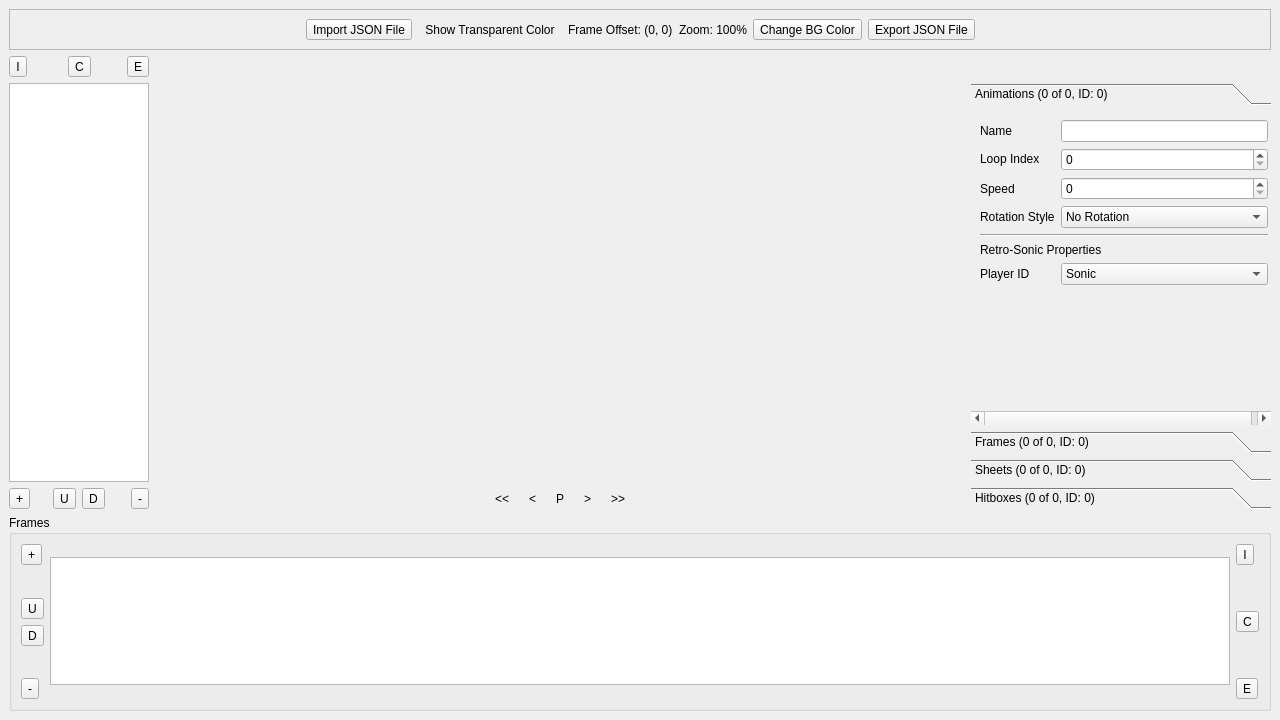
The window that RetroEDv2/tools/animationeditor.ui (RSDKModding/RetroED) describes before a commit, drawn with Qt 5.
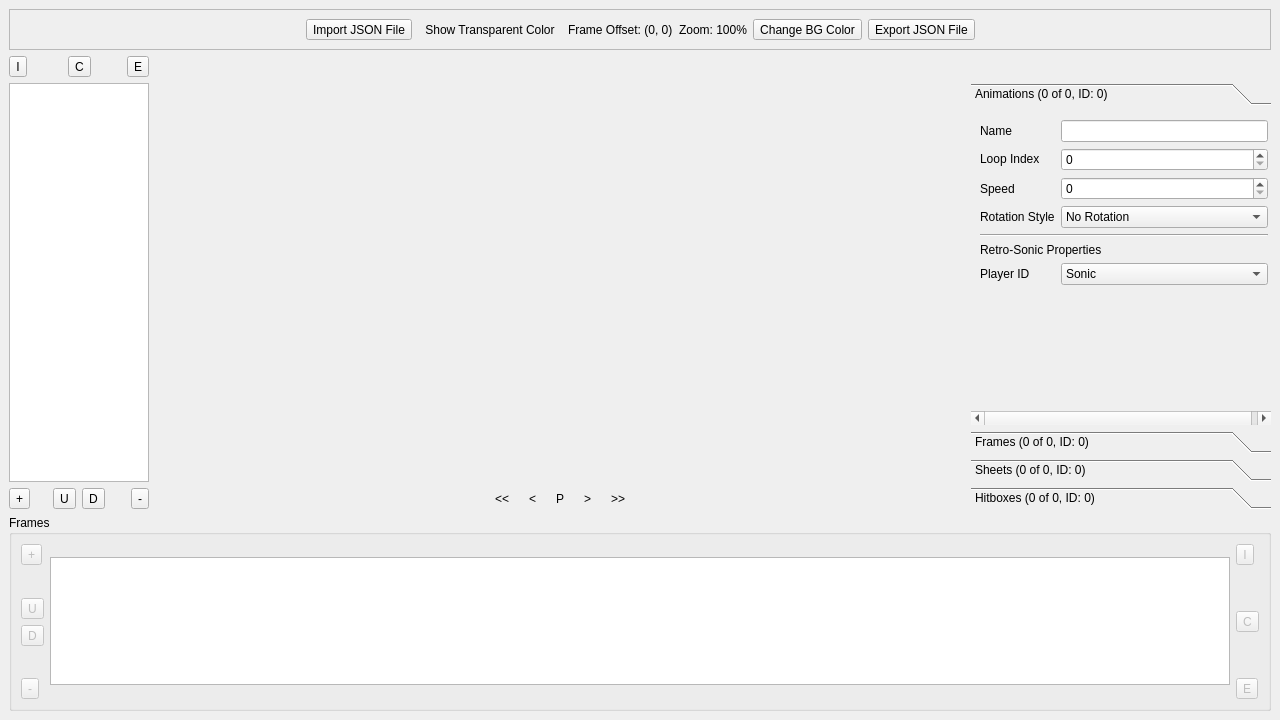
The same window after the commit. Icons and pictures are not drawn.

Commit message: safer buttons :)

Diff of the .ui file:
```diff
--- a/RetroEDv2/tools/animationeditor.ui
+++ b/RetroEDv2/tools/animationeditor.ui
@@ -485,6 +485,9 @@
        <layout class="QVBoxLayout" name="verticalLayout">
         <item alignment="Qt::AlignTop">
          <widget class="QToolButton" name="addFrame">
+          <property name="enabled">
+           <bool>false</bool>
+          </property>
           <property name="toolTip">
            <string>Add Frame</string>
           </property>
@@ -508,6 +511,9 @@
         </item>
         <item>
          <widget class="QToolButton" name="upFrame">
+          <property name="enabled">
+           <bool>false</bool>
+          </property>
           <property name="toolTip">
            <string>Move Frame Left</string>
           </property>
@@ -528,6 +534,9 @@
         </item>
         <item>
          <widget class="QToolButton" name="downFrame">
+          <property name="enabled">
+           <bool>false</bool>
+          </property>
           <property name="toolTip">
            <string>Move Frame Right</string>
           </property>
@@ -548,6 +557,9 @@
         </item>
         <item alignment="Qt::AlignBottom">
          <widget class="QToolButton" name="rmFrame">
+          <property name="enabled">
+           <bool>false</bool>
+          </property>
           <property name="toolTip">
            <string>Remove Frame</string>
           </property>
@@ -572,6 +584,9 @@
        <layout class="QVBoxLayout" name="verticalLayout_4">
         <item>
          <widget class="QToolButton" name="impFrame">
+          <property name="enabled">
+           <bool>false</bool>
+          </property>
           <property name="toolTip">
            <string>Import Frame</string>
           </property>
@@ -599,6 +614,9 @@
         </item>
         <item>
          <widget class="QToolButton" name="copyFrame">
+          <property name="enabled">
+           <bool>false</bool>
+          </property>
           <property name="toolTip">
            <string>Copy Frame</string>
           </property>
@@ -632,6 +650,9 @@
         </item>
         <item>
          <widget class="QToolButton" name="expFrame">
+          <property name="enabled">
+           <bool>false</bool>
+          </property>
           <property name="toolTip">
            <string>Export Frame</string>
           </property>
```
Left out of the diff: 70 changed lines with no effect on the pictures. The commit also changes 1 other file.
